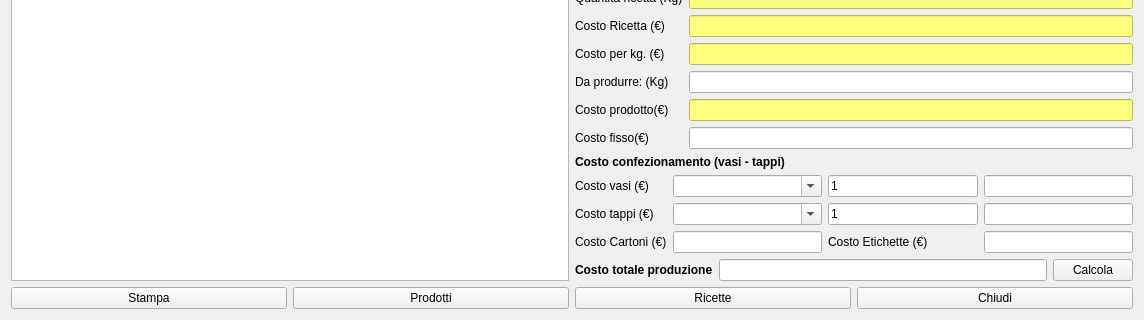
The window that hcalcost.ui (fblabs/hamlet-mod-sancon) describes before a commit, drawn with Qt 5; both pictures show x 0 to 1144 and y 386 to 706 of the 1144 by 706 pixel window.
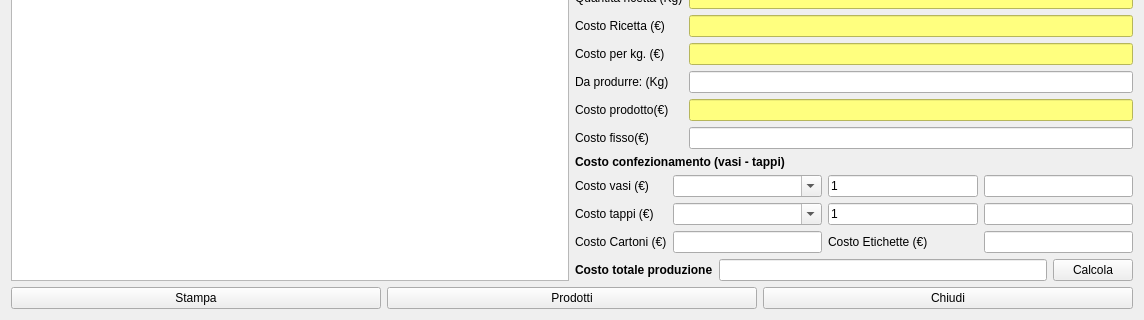
The same window after the commit. Icons and pictures are not drawn.

The edit to the form file:
```diff
--- a/hcalcost.ui
+++ b/hcalcost.ui
@@ -381,23 +381,6 @@
        </property>
       </widget>
      </item>
-     <item>
-      <widget class="QPushButton" name="pushButton_2">
-       <property name="text">
-        <string>Ricette</string>
-       </property>
-       <property name="icon">
-        <iconset resource="icons.qrc">
-         <normaloff>:/Resources/Notepad.PNG</normaloff>:/Resources/Notepad.PNG</iconset>
-       </property>
-       <property name="iconSize">
-        <size>
-         <width>32</width>
-         <height>32</height>
-        </size>
-       </property>
-      </widget>
-     </item>
      <item>
       <widget class="QPushButton" name="pbClose">
        <property name="text">
```
Left out of the diff: 4 changed lines with no effect on the pictures.
